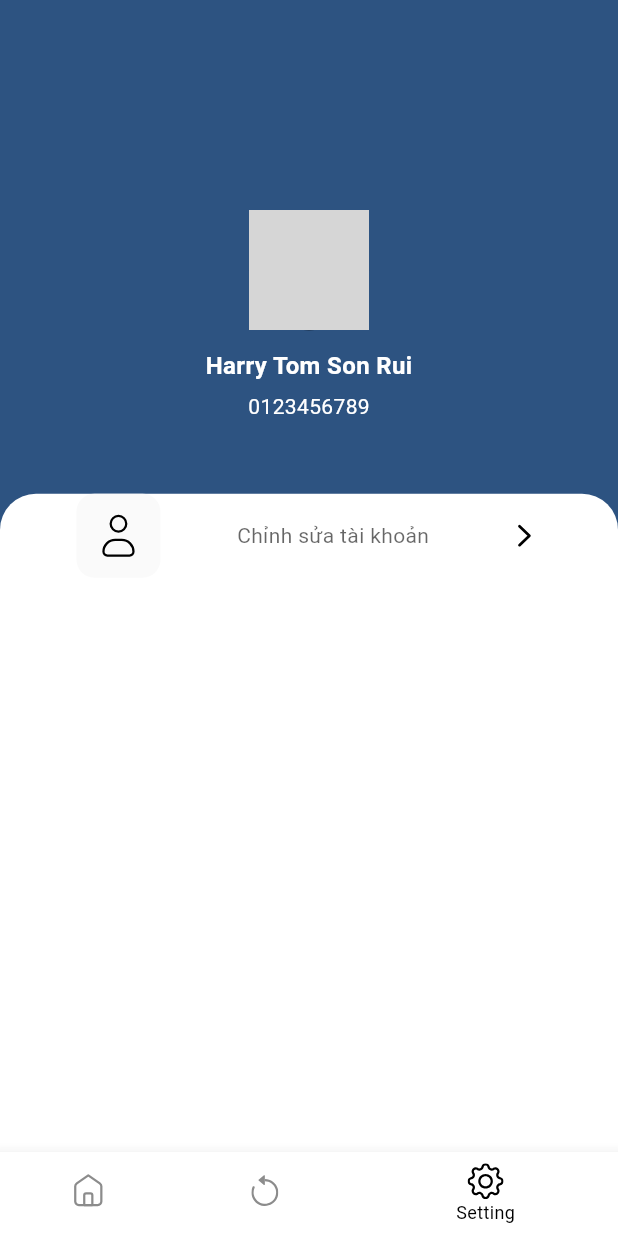
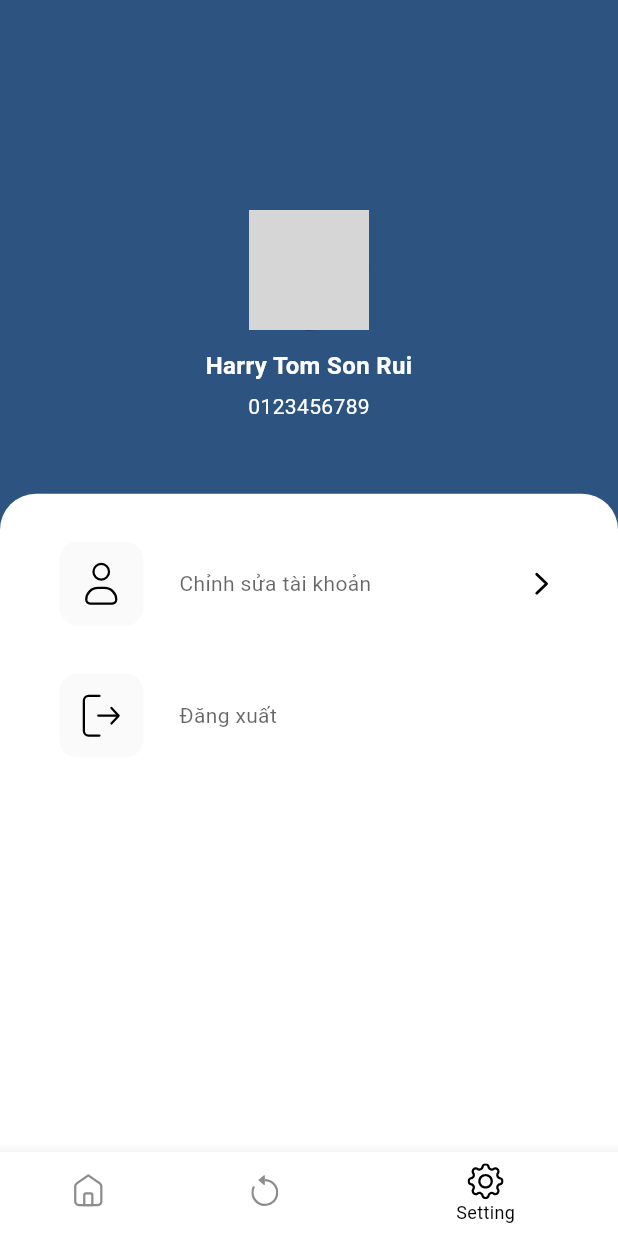
Before and after one commit to vixyninja/fmanager, a Flutter app: the screen it shows after launch, item 3 of the bottom bar chosen, on a phone screen of 412 x 824 dp. Run offline on Flutter 3.47's test engine with Material 2 defaults, Android fonts, the phone set to English and light mode, and no system bars; our stand-ins replace cached_network_image, dio, firebase_auth, firebase_core, firebase_messaging, flutter_local_notifications and 6 more; accounts and stored records are empty; network calls fail; grey boxes are pictures that could not be loaded.

Commit message:
update: setting

```diff
--- a/lib/views/manager/setting/setting/manager_setting_view.dart
+++ b/lib/views/manager/setting/setting/manager_setting_view.dart
@@ -1,8 +1,7 @@
 import 'package:flutter/material.dart';
-import 'package:flutter_svg/flutter_svg.dart';
-import 'package:fmanager/utils/utils.dart';
 import 'package:fmanager/views/manager/setting/setting/manager_setting_logic.dart';
 import 'package:fmanager/views/manager/setting/setting/utils/constatns.dart';
+import 'package:fmanager/views/manager/setting/setting/widgets/card_bottom.dart';
 import 'package:get/get.dart';
 
 class ManagerSettingView extends GetView<ManagerSettingLogic> {
@@ -93,48 +92,23 @@ class ManagerSettingView extends GetView<ManagerSettingLogic> {
           ),
         ),
         child: Column(
-          mainAxisAlignment: MainAxisAlignment.start,
           children: <Widget>[
-            _buildBottomItem(theme),
+            Wrap(
+              children: List.generate(
+                optionsSetting.length,
+                (index) => Container(
+                  padding: const EdgeInsets.only(top: 32),
+                  child: CardBottom(
+                    theme: theme,
+                    title: optionsSetting[index]['title'],
+                    iconPath: optionsSetting[index]['iconPath'],
+                  ),
+                ),
+              ),
+            )
           ],
         ),
       ),
     );
   }
-
-  Widget _buildBottomItem(ThemeData theme) {
-    return Row(
-      mainAxisAlignment: MainAxisAlignment.spaceEvenly,
-      crossAxisAlignment: CrossAxisAlignment.center,
-      children: <Widget>[
-        Material(
-          color: Colors.grey.shade50,
-          borderRadius: BorderRadius.circular(12),
-          child: Padding(
-            padding: const EdgeInsets.all(12),
-            child: InkWell(
-              child: SvgPicture.asset(
-                width: 32,
-                height: 32,
-                AssetManager.getIconPath(optionsSetting[0]['iconPath']),
-              ),
-            ),
-          ),
-        ),
-        Text(
-          optionsSetting[0]['title'],
-          style: TextStyle(
-            fontSize: 14,
-            fontWeight: FontWeight.normal,
-            color: theme.colorScheme.onSurface,
-          ),
-        ),
-        SvgPicture.asset(
-          width: 24,
-          height: 24,
-          AssetManager.getIconPath(IconManager.icNext),
-        ),
-      ],
-    );
-  }
 }
--- /dev/null
+++ b/lib/views/manager/setting/setting/widgets/card_bottom.dart
@@ -0,0 +1,72 @@
+import 'package:flutter/material.dart';
+import 'package:flutter_svg/svg.dart';
+import 'package:fmanager/views/manager/setting/setting/utils/constatns.dart';
+
+import '../../../../../utils/asset_manager.dart';
+
+class CardBottom extends StatefulWidget {
+  const CardBottom({
+    super.key,
+    required this.theme,
+    required this.title,
+    required this.iconPath,
+  });
+
+  final ThemeData theme;
+  final String title;
+  final String iconPath;
+
+  @override
+  State<CardBottom> createState() => _CardBottomState();
+}
+
+class _CardBottomState extends State<CardBottom> {
+  @override
+  Widget build(BuildContext context) {
+    return Row(
+      mainAxisAlignment: MainAxisAlignment.spaceAround,
+      crossAxisAlignment: CrossAxisAlignment.center,
+      children: <Widget>[
+        Row(
+          crossAxisAlignment: CrossAxisAlignment.center,
+          children: <Widget>[
+            Material(
+              color: Colors.grey.shade50,
+              borderRadius: BorderRadius.circular(12),
+              child: Padding(
+                padding: const EdgeInsets.all(12),
+                child: InkWell(
+                  child: SvgPicture.asset(
+                    width: 32,
+                    height: 32,
+                    AssetManager.getIconPath(widget.iconPath),
+                  ),
+                ),
+              ),
+            ),
+            const SizedBox(width: 24),
+            SizedBox(
+              width: 150,
+              child: Text(
+                widget.title,
+                style: TextStyle(
+                  fontSize: 14,
+                  fontWeight: FontWeight.normal,
+                  color: widget.theme.colorScheme.onSurface,
+                ),
+              ),
+            ),
+          ],
+        ),
+        if (widget.title != 'Đăng xuất')
+          SvgPicture.asset(
+            width: 24,
+            height: 24,
+            AssetManager.getIconPath(IconManager.icNext),
+          )
+        else
+          const SizedBox(width: 24, height: 24),
+      ],
+    );
+  }
+}
```
